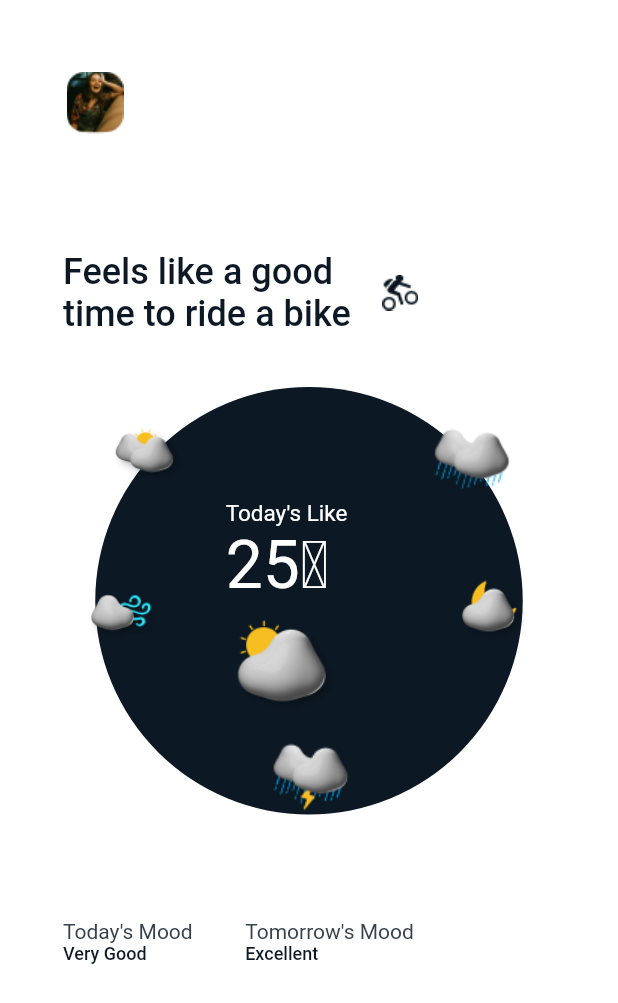
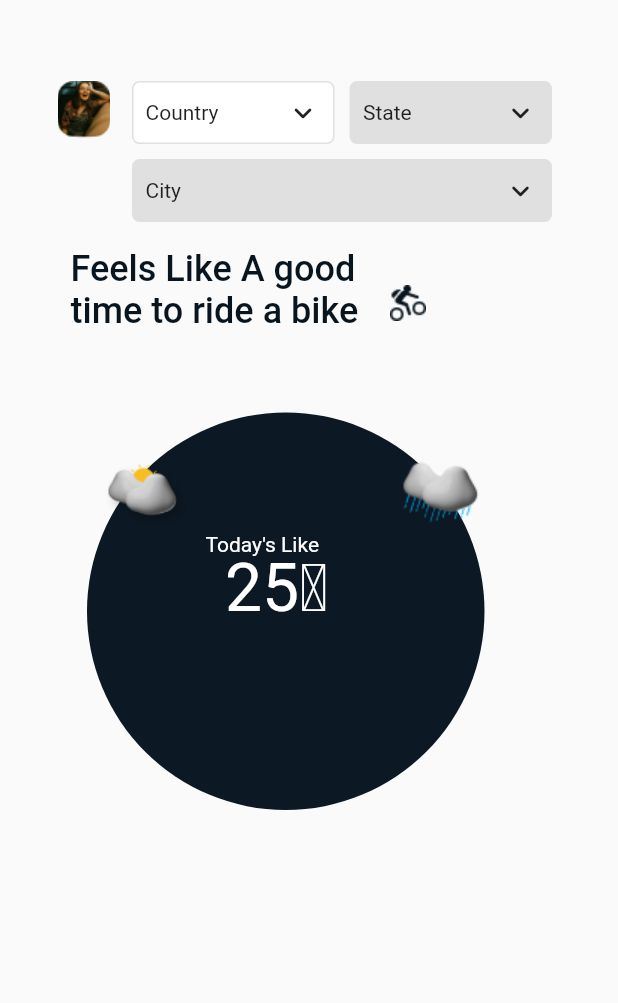
Before and after one commit to siegfred14/flutter_weather, a Flutter app: the screen it shows after launch, after a tap on "Let's Check", on a phone screen of 412 x 824 dp. Shown: the top 1003 px of the screen. Run offline on Flutter 3.47's test engine with Material 2 defaults, Android fonts, the phone set to English and light mode, and no system bars; drawn by our look-alikes of csc_picker; our stand-ins replace get_it; network calls fail; Roboto replaces fonts that are missing (Poppins, poppins).

Commit message:
home redesign in progress

```diff
--- a/lib/ui/home/dropdown.dart
+++ b/lib/ui/home/dropdown.dart
@@ -1,3 +1,5 @@
+import 'package:cfrd_temp_app/services/endpoints.dart';
+import 'package:cfrd_temp_app/utils/key_const.dart';
 import 'package:flutter/material.dart';
 import 'dart:convert' as convert;
 import 'package:http/http.dart' as http;
@@ -44,9 +46,16 @@ class _DropdownScreenState extends State<DropdownScreen> {
   @override
   Widget build(BuildContext context) {
     return Scaffold(
-      body: Column(
+      body: Padding(
+        padding: const EdgeInsets.all(30.0),
+        child: Column(
+          mainAxisAlignment: MainAxisAlignment.center,
           children: [
-          DropdownButton<String>(
+            if (_cities.isEmpty)
+              Card(child: Text("Quebec"))
+            else
+              Card(
+                child: DropdownButton<String>(
                     icon: const Icon(Icons.keyboard_arrow_down),
                     items: _cities.map((city) {
                       return DropdownMenuItem<String>(
@@ -62,9 +71,13 @@ class _DropdownScreenState extends State<DropdownScreen> {
                         //     _countries = _cities[i]["countries"];
                         //   }
                         // }
+                        Endpoints.weatherAPI(
+                            location: city, appID: AppConst.weatherAPI);
                       });
-              })
+                    }),
+              ),
           ],
+        ),
       ),
     );
   }
--- a/lib/ui/home/home.dart
+++ b/lib/ui/home/home.dart
@@ -1,5 +1,6 @@
 import 'package:cfrd_temp_app/ui/home/dropdown.dart';
 import 'package:cfrd_temp_app/ui/home/home_view_model.dart';
+import 'package:csc_picker/csc_picker.dart';
 import 'package:flutter/material.dart';
 import 'package:provider/provider.dart';
 
@@ -14,6 +15,7 @@ class _HomeState extends State<Home> {
   @override
   Widget build(BuildContext context) {
     return Scaffold(
+      resizeToAvoidBottomInset: false,
       body: Container(
         height: double.infinity,
         width: MediaQuery.of(context).size.width,
@@ -30,6 +32,7 @@ class _HomeState extends State<Home> {
                   // width: 158,
                   height: 137,
                 ),
+                CSCPicker(),
                 // DropdownButton(items: [], onChanged: (){}),
                 // DropdownScreen(),
                 // const Text(
@@ -197,7 +200,6 @@ class _HomeState extends State<Home> {
                   //     ),
                   //   ],
                   // ),
-
                   Padding(
                     padding: const EdgeInsets.fromLTRB(15, 20, 15, 0),
                     child: Row(
--- /dev/null
+++ b/lib/ui/home/home1.dart
@@ -0,0 +1,180 @@
+import 'package:csc_picker/csc_picker.dart';
+import 'package:flutter/material.dart';
+
+class Home extends StatefulWidget {
+  const Home({super.key});
+
+  @override
+  State<Home> createState() => _HomeState();
+}
+
+class _HomeState extends State<Home> {
+  String cityValue = "";
+
+  @override
+  Widget build(BuildContext context) {
+    return Scaffold(
+      body: Container(
+        padding: EdgeInsets.all(10),
+        child: Stack(
+          children: <Widget>[
+            Positioned(
+              top: 44,
+              left: 26,
+              height: 38,
+              width: 40,
+              child: Container(
+                height: 38,
+                width: 40,
+                child: Image.asset(
+                  "assets/images/rectangle10.png",
+                ),
+              ),
+            ),
+            Positioned(
+              top: 44,
+              left: 78,
+              // width: 85,
+              // height: 18,
+              child: Container(
+                width: 280,
+                height: 100,
+                // color: Colors.red,
+                child: CSCPicker(
+                  layout: Layout.horizontal,
+                  onCountryChanged: (country) {},
+                  onStateChanged: (state) {},
+                  // showStates: false,
+                  onCityChanged: (value) {
+                    // setState(() {
+                    //   cityValue = value;
+                    // });
+                  },
+                  dropdownDialogRadius: 30,
+                ),
+              ),
+            ),
+            Positioned(
+              top: 155,
+              left: 37,
+              width: 254,
+              height: 54,
+              child: Container(
+                width: 254,
+                height: 54,
+                // color: Color(0xff09151E),
+                child: const Text(
+                  "Feels Like A good\ntime to ride a bike",
+                  style: TextStyle(
+                    color: Color(0xff09151E),
+                    fontSize: 24,
+                    fontFamily: "poppins",
+                    fontWeight: FontWeight.w500,
+                  ),
+                ),
+              ),
+            ),
+            Positioned(
+              top: 180,
+              left: 250,
+              width: 24,
+              height: 24,
+              child: Container(
+                width: 24,
+                height: 24,
+                child: Image.asset("assets/images/vector.png"),
+              ),
+            ),
+            Positioned(
+              top: 265,
+              left: 48,
+              width: 265,
+              height: 265,
+              child: Container(
+                width: 265,
+                height: 265,
+                decoration: const BoxDecoration(
+                    color: Color(0xff0C1823), shape: BoxShape.circle),
+              ),
+            ),
+            Positioned(
+              top: 290,
+              left: 55,
+              width: 65,
+              height: 65,
+              child: Container(
+                width: 65,
+                height: 65,
+                child: Image.asset("assets/images/cloudy_day_icon.png"),
+              ),
+            ),
+            Positioned(
+              top: 290,
+              left: 250,
+              width: 65,
+              height: 55,
+              child: Container(
+                width: 55,
+                height: 55,
+                child: Image.asset("assets/images/rain_icon.png"),
+              ),
+            ),
+            Positioned(
+              top: 345,
+              left: 127,
+              width: 83,
+              height: 21,
+              child: Container(
+                width: 83,
+                height: 21,
+                // color: Colors.purple[300],
+                child: const Text(
+                  "Today's Like",
+                  style: TextStyle(
+                    color: Colors.white,
+                    fontSize: 14,
+                    fontWeight: FontWeight.w400,
+                    fontFamily: "Poppins",
+                  ),
+                ),
+              ),
+            ),
+            Positioned(
+              top: 356,
+              left: 140,
+              width: 71,
+              height: 66,
+              child: Container(
+                width: 71,
+                height: 66,
+                // color: Colors.purple[300],
+                child: const Text("25\u1d52",
+                    style: TextStyle(
+                        color: Colors.white,
+                        fontSize: 44,
+                        fontFamily: "Poppins",
+                        fontWeight: FontWeight.w400)),
+              ),
+            ),
+            // Positioned(
+            //   top: 130,
+            //   left: 90,
+            //   width: 250,
+            //   height: 250,
+            //   child: Container(
+            //     width: 80,
+            //     height: 80,
+            //     color: Colors.purple[300],
+            //     child: Text(
+            //       'Purple',
+            //       style: TextStyle(color: Colors.white,
+            //       fontSize: 20),
+            //     ),
+            //   ),
+            // ),
+          ],
+        ),
+      ),
+    );
+  }
+}
--- a/lib/ui/splash/Splash2.dart
+++ b/lib/ui/splash/Splash2.dart
@@ -1,4 +1,5 @@
-import 'package:cfrd_temp_app/ui/home/home.dart';
+// import 'package:cfrd_temp_app/ui/home1/home.dart';
+import 'package:cfrd_temp_app/ui/home/home1.dart';
 import 'package:flutter/material.dart';
 
 class Splash2 extends StatefulWidget {
--- a/pubspec.yaml
+++ b/pubspec.yaml
@@ -36,6 +36,7 @@ dependencies:
   http: ^0.13.0
   provider: ^5.0.0
   get_it: ^7.1.3
+  csc_picker: ^0.2.6
 
 dev_dependencies:
   flutter_test:
```
Also changed, not shown: pubspec.lock. Lines whose indentation alone changed are shown as unchanged.
